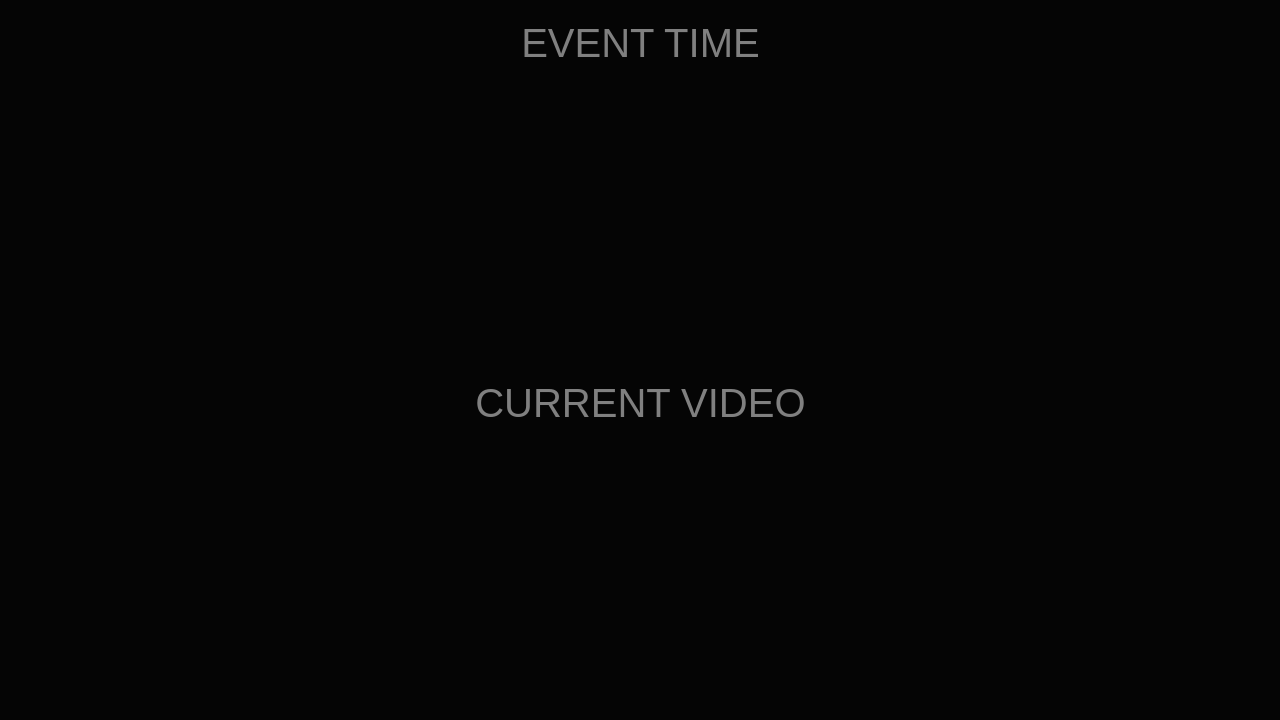
Old version of the form src/mainwindow.ui in the repository petrix/timer.
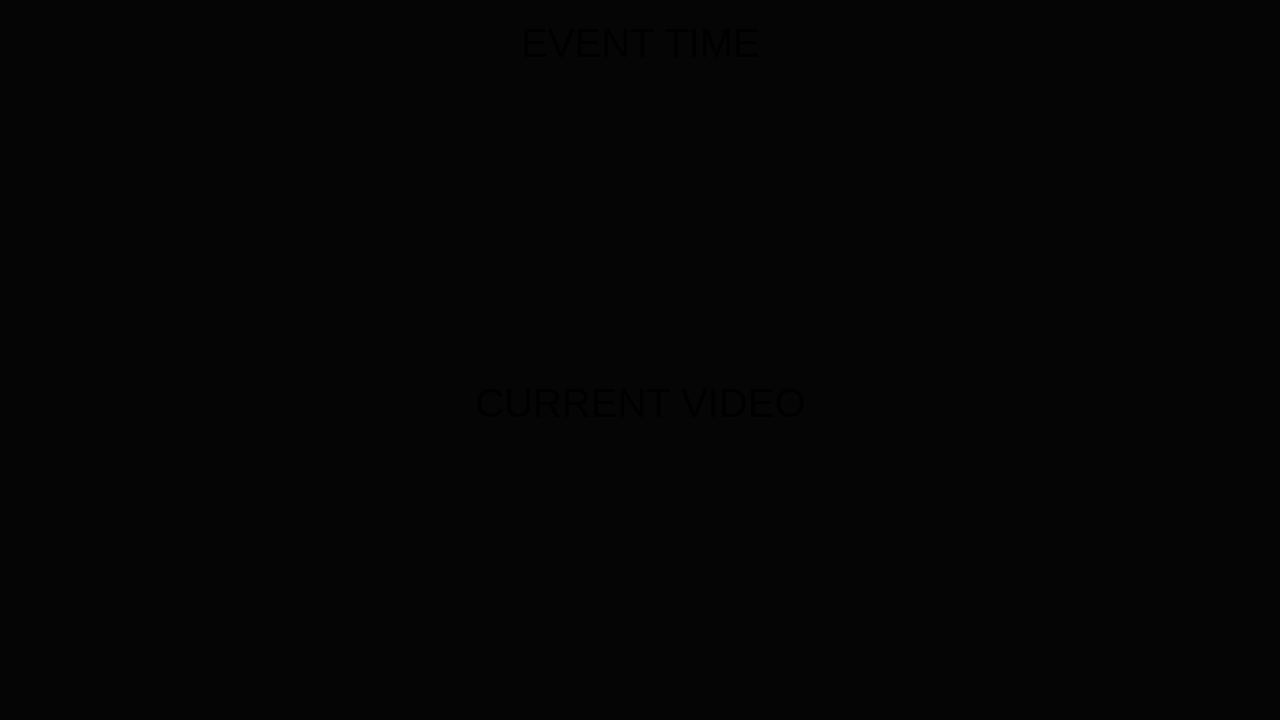
New version of the form. Icons and pictures are not drawn.

```diff
--- a/src/mainwindow.ui
+++ b/src/mainwindow.ui
@@ -17,7 +17,7 @@
    <string notr="true">background-color: rgb(5, 5, 5);
 border-width: 0;
 font: 30pt;
-color: grey;</string>
+color:QColor(133, 153, 255, 255);</string>
   </property>
   <layout class="QGridLayout" name="_1">
    <property name="leftMargin">
```
